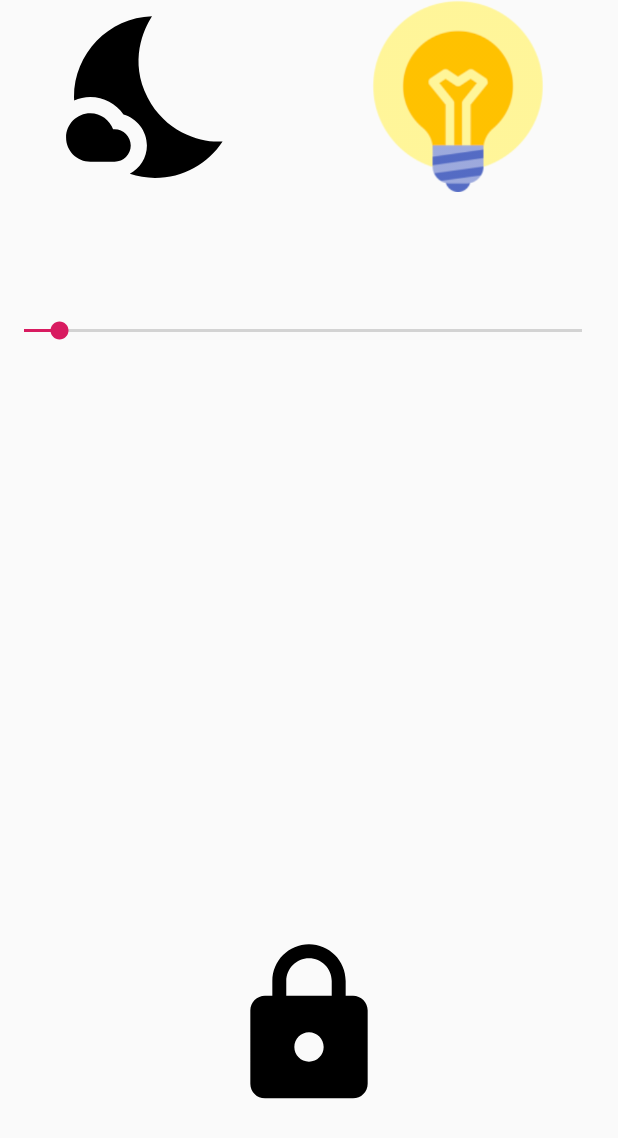
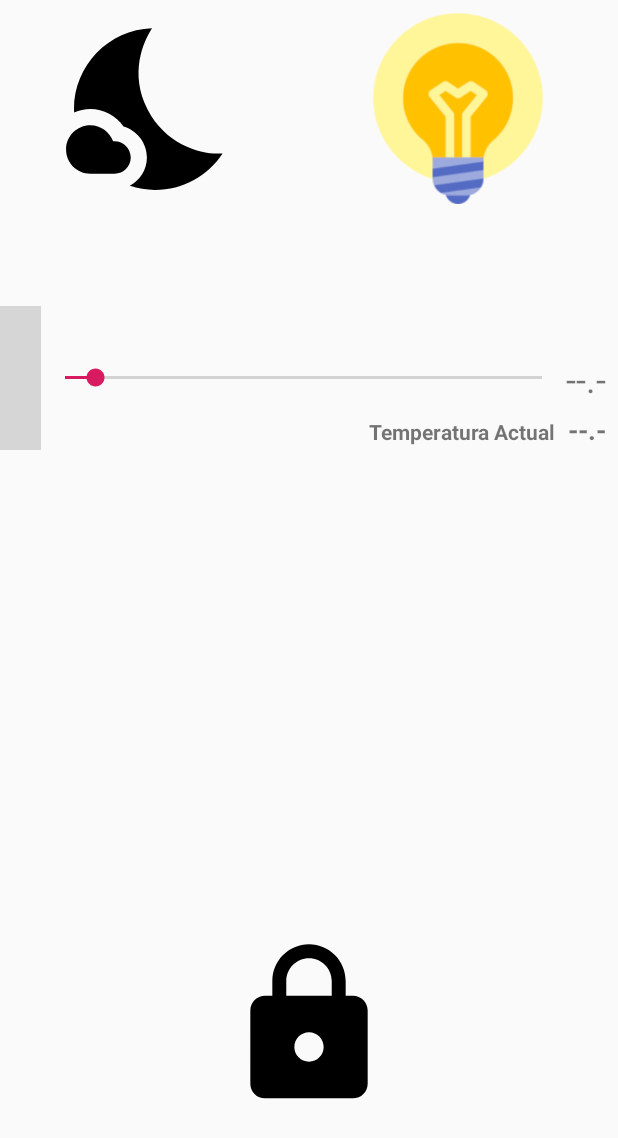
Before and after one commit to Chemi3/ProyectoFinalPerifericos, an Android app: the MainActivity screen opened directly, with no data from a screen before it, after a tap on an icon or button, on a phone screen of 412 x 824 dp. Shown: the top 1138 px of the screen. Run offline under Robolectric (Android 15) with nearby library versions, the phone set to English and light mode, and no system bars; network calls fail; grey boxes are pictures that could not be loaded.

Commit message:
V. 1.3 Animations and Improves

```diff
--- a/app/src/main/java/com/afinal/proyecto/perifericos/chemamartin/proyectofinal/MainActivity.java
+++ b/app/src/main/java/com/afinal/proyecto/perifericos/chemamartin/proyectofinal/MainActivity.java
@@ -62,7 +62,7 @@ public class MainActivity extends Activity {
     private BluetoothAdapter btAdapter = null;
     private BluetoothSocket btSocket = null;
     private StringBuilder recDataString = new StringBuilder();
-
+    private boolean flagNocheBotonControl = false;
     private ConnectedThread mConnectedThread;
 
     // SPP UUID service - this should work for most devices
@@ -133,10 +133,20 @@ public class MainActivity extends Activity {
                         e.printStackTrace();
                     }
                 }
-                if (dataInPrint.contains("D"))
+                if (dataInPrint.contains("D")) {
                     ldrImageView.setImageResource(R.drawable.sun);
-                if (dataInPrint.contains("N"))
+                    flagNocheBotonControl=false;
+                }
+                if (dataInPrint.contains("N")) {
                     ldrImageView.setImageResource(R.drawable.night);
+
+                    if(!flagNocheBotonControl){
+                        botonBombilla.setImageResource(R.drawable.bombilla_on);
+                        flagLuz = true;
+                        mConnectedThread.write("b1");
+                    }
+
+                }
                 if (dataInPrint.contains("l0"))
                     flameView.setVisibility(View.INVISIBLE);
                 if (dataInPrint.contains("l1"))
@@ -209,6 +219,7 @@ public class MainActivity extends Activity {
         botonBombilla.setOnClickListener(new OnClickListener() {
             @Override
             public void onClick(View v) {
+                flagNocheBotonControl= true;
                 if (flagLuz) {
                     botonBombilla.setImageResource(R.drawable.bombilla_off);
                     flagLuz = false;
@@ -216,7 +227,7 @@ public class MainActivity extends Activity {
                 } else {
                     botonBombilla.setImageResource(R.drawable.bombilla_on);
                     flagLuz = true;
-                    mConnectedThread.write("c1");
+                    mConnectedThread.write("b1");
                 }
 
 
@@ -258,6 +269,7 @@ public class MainActivity extends Activity {
             btSocket.connect();
         } catch (IOException e) {
             try {
+                mConnectedThread.write("y");
                 btSocket.close();
             } catch (IOException e2) {
                 //insert code to deal with this
@@ -338,7 +350,7 @@ public class MainActivity extends Activity {
 
         //write method
         public void write(String input) {
-            byte[] msgBuffer = (input + "\r\n").getBytes();           //converts entered String into bytes
+            byte[] msgBuffer = (input + "\0\r\n").getBytes();           //converts entered String into bytes
             try {
                 Log.i("write", new String(msgBuffer));
                 mmOutStream.flush();
@@ -351,4 +363,11 @@ public class MainActivity extends Activity {
             }
         }
     }
+
+    @Override
+    public void finish() {
+        mConnectedThread.write("y");
+        super.finish();
+
+    }
 }
--- a/app/src/main/res/layout/activity_main.xml
+++ b/app/src/main/res/layout/activity_main.xml
@@ -88,6 +88,7 @@
         android:id="@+id/imageButton2"
         android:layout_width="133dp"
         android:layout_height="128dp"
+        android:layout_marginTop="8dp"
         android:layout_marginEnd="40dp"
         android:background="@android:color/transparent"
         android:scaleType="fitCenter"
@@ -110,6 +111,7 @@
         android:id="@+id/imageView2"
         android:layout_width="133dp"
         android:layout_height="129dp"
+        android:layout_marginTop="8dp"
         android:src="@drawable/night"
         app:layout_constraintEnd_toStartOf="@+id/imageButton2"
         app:layout_constraintHorizontal_bias="0.347"
@@ -145,9 +147,29 @@
         app:layout_constraintStart_toStartOf="parent"
         app:layout_constraintTop_toTopOf="parent">
 
+        <TextView
+            android:id="@+id/textView2"
+            android:layout_width="wrap_content"
+            android:layout_height="0dp"
+            android:layout_marginTop="12dp"
+            android:layout_marginEnd="8dp"
+            android:text="Temperatura Actual"
+            android:textStyle="bold"
+            app:layout_constraintBottom_toBottomOf="parent"
+            app:layout_constraintEnd_toStartOf="@+id/tempActualID"
+            app:layout_constraintTop_toBottomOf="@+id/seekBar" />
+
+        <ImageView
+            android:id="@+id/imageView4"
+            android:layout_width="0dp"
+            android:layout_height="wrap_content"
+            android:src="@drawable/temperature_set"
+            app:layout_constraintEnd_toStartOf="@+id/seekBar"
+            app:layout_constraintStart_toStartOf="parent" />
+
         <SeekBar
             android:id="@+id/seekBar"
-            android:layout_width="0dp"
+            android:layout_width="350dp"
             android:layout_height="28dp"
             android:indeterminate="false"
             android:max="300"
@@ -155,28 +177,31 @@
             android:progress="150"
             app:layout_constraintBottom_toBottomOf="parent"
             app:layout_constraintEnd_toStartOf="@+id/tempSetID"
-            app:layout_constraintStart_toStartOf="parent"
             app:layout_constraintTop_toTopOf="parent" />
 
         <TextView
             android:id="@+id/tempSetID"
             android:layout_width="wrap_content"
             android:layout_height="wrap_content"
+            android:layout_marginEnd="8dp"
+            android:text="--.-"
             android:textSize="24sp"
             app:layout_constraintBottom_toBottomOf="parent"
-            app:layout_constraintEnd_toStartOf="@+id/tempActualID"
+            app:layout_constraintEnd_toEndOf="parent"
             app:layout_constraintTop_toTopOf="parent" />
 
         <TextView
             android:id="@+id/tempActualID"
             android:layout_width="wrap_content"
-            android:layout_height="wrap_content"
+            android:layout_height="0dp"
+            android:layout_marginTop="8dp"
             android:layout_marginEnd="8dp"
+            android:text="--.-"
             android:textSize="18sp"
             android:textStyle="bold"
             app:layout_constraintBottom_toBottomOf="parent"
             app:layout_constraintEnd_toEndOf="parent"
-            app:layout_constraintTop_toTopOf="parent" />
+            app:layout_constraintTop_toBottomOf="@+id/seekBar" />
     </android.support.constraint.ConstraintLayout>
 
 </android.support.constraint.ConstraintLayout>
```
Also changed, not shown: 2 other files.
